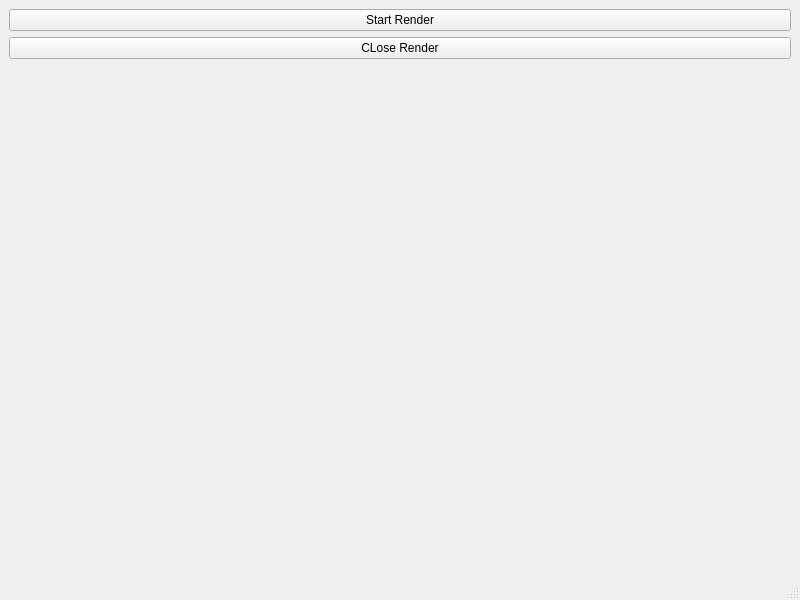
First picture: the form in examples/03_QVulkan/01_QtTriangle/src/mainwindow.ui, repository engineer1109/LearnVulkan, before the edit.
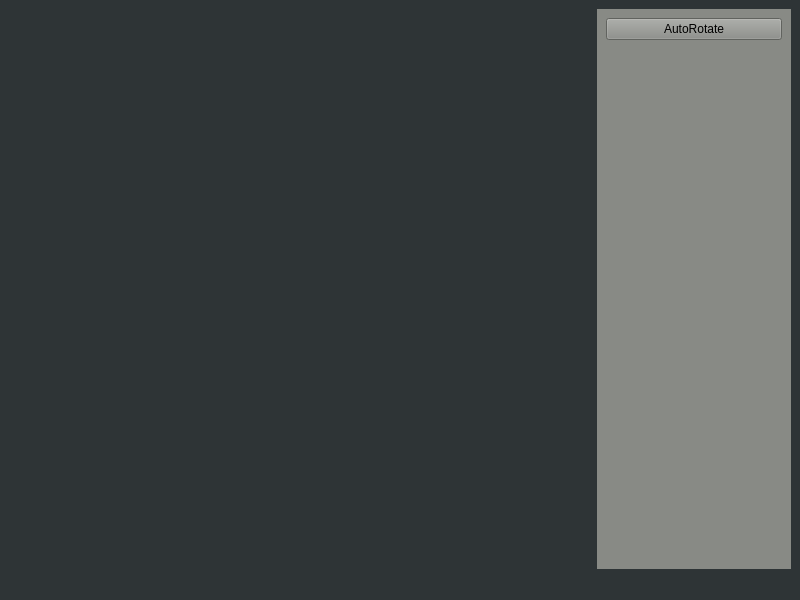
Second picture: the form after the edit.

```diff
--- a/examples/03_QVulkan/01_QtTriangle/src/mainwindow.ui
+++ b/examples/03_QVulkan/01_QtTriangle/src/mainwindow.ui
@@ -13,24 +13,54 @@
   <property name="windowTitle">
    <string>MainWindow</string>
   </property>
+  <property name="styleSheet">
+   <string notr="true">background-color: rgb(46, 52, 54);</string>
+  </property>
   <widget class="QWidget" name="centralwidget">
+   <layout class="QHBoxLayout" name="horizontalLayout" stretch="3,1">
+    <item>
+     <widget class="QWidget" name="widget_vulkan" native="true"/>
+    </item>
+    <item>
+     <widget class="QFrame" name="frame_controller">
+      <property name="maximumSize">
+       <size>
+        <width>200</width>
+        <height>16777215</height>
+       </size>
+      </property>
+      <property name="styleSheet">
+       <string notr="true">background-color: rgb(136, 138, 133);</string>
+      </property>
    <layout class="QVBoxLayout" name="verticalLayout">
     <item>
      <widget class="QPushButton" name="button_render">
+         <property name="maximumSize">
+          <size>
+           <width>200</width>
+           <height>16777215</height>
+          </size>
+         </property>
       <property name="text">
-       <string>Start Render</string>
+          <string>AutoRotate</string>
       </property>
      </widget>
     </item>
     <item>
-     <widget class="QPushButton" name="pushButton">
-      <property name="text">
-       <string>CLose Render</string>
-      </property>
-     </widget>
-    </item>
-    <item>
-     <widget class="QWidget" name="widget_vulkan" native="true"/>
+        <spacer name="verticalSpacer">
+         <property name="orientation">
+          <enum>Qt::Vertical</enum>
+         </property>
+         <property name="sizeHint" stdset="0">
+          <size>
+           <width>20</width>
+           <height>40</height>
+          </size>
+         </property>
+        </spacer>
+       </item>
+      </layout>
+     </widget>
     </item>
    </layout>
   </widget>
```
Lines whose indentation alone changed are shown as unchanged.
